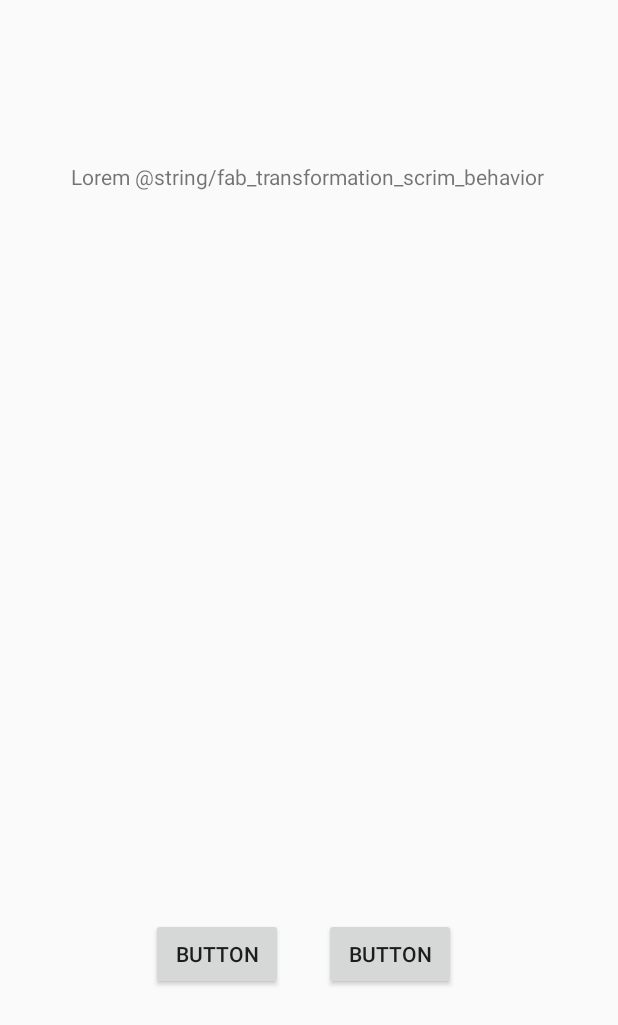
After one commit to andrealcalde98/T25Alpha_Android, an Android app: the layout jueves.xml on its own in the app's theme, with its tools: preview values and no code run, on a phone screen of 412 x 824 dp. The commit adds this screen. Shown: the top 1025 px of the screen. Run offline under Robolectric (Android 15) with nearby library versions, the phone set to English and light mode, and no system bars.

Commit message:
tabbed en los dias completado, a falta de concretar diseño i funciones-2 cambio de nombre app y strings restantes a añadidos en los 3 idiomas

```diff
--- /dev/null
+++ b/app/src/main/res/layout/jueves.xml
@@ -0,0 +1,42 @@
+<?xml version="1.0" encoding="utf-8"?>
+<android.support.constraint.ConstraintLayout xmlns:android="http://schemas.android.com/apk/res/android"
+    xmlns:app="http://schemas.android.com/apk/res-auto"
+    xmlns:tools="http://schemas.android.com/tools"
+    android:layout_width="match_parent"
+    android:layout_height="match_parent"
+    tools:context=".Dias$Fragment4">
+
+    <TextView
+        android:id="@+id/textView2"
+        android:layout_width="wrap_content"
+        android:layout_height="wrap_content"
+        android:layout_marginTop="108dp"
+        android:text="Lorem @string/fab_transformation_scrim_behavior"
+        app:layout_constraintEnd_toEndOf="parent"
+        app:layout_constraintHorizontal_bias="0.493"
+        app:layout_constraintStart_toStartOf="parent"
+        app:layout_constraintTop_toTopOf="parent" />
+
+    <Button
+        android:id="@+id/button6"
+        android:layout_width="wrap_content"
+        android:layout_height="wrap_content"
+        android:layout_marginEnd="27dp"
+        android:text="Button"
+        app:layout_constraintBaseline_toBaselineOf="@+id/button7"
+        app:layout_constraintEnd_toStartOf="@+id/button7"
+        app:layout_constraintHorizontal_chainStyle="packed"
+        app:layout_constraintStart_toStartOf="parent" />
+
+    <Button
+        android:id="@+id/button7"
+        android:layout_width="wrap_content"
+        android:layout_height="wrap_content"
+        android:layout_marginEnd="8dp"
+        android:layout_marginBottom="164dp"
+        android:text="Button"
+        app:layout_constraintBottom_toBottomOf="parent"
+        app:layout_constraintEnd_toEndOf="parent"
+        app:layout_constraintStart_toEndOf="@+id/button6" />
+
+</android.support.constraint.ConstraintLayout>
--- a/app/src/main/res/values/strings.xml
+++ b/app/src/main/res/values/strings.xml
@@ -1,5 +1,5 @@
 <resources>
-    <string name="app_name" translatable="false">T25Alpha</string>
+    <string name="app_name" translatable="false">Rehabilita't</string>
     <string name="txtOlvideContrasena">Has oblidat la teva contrasenya?</string>
     <string name="txt_comentario_restablecer_contrasena">Per restablir contrasenya fes servir el numero de telfon o email</string>
     <string name="staturday" translatable="false">Staturday</string>
@@ -22,9 +22,10 @@
     <string name="buscar">Cerca</string>
     <string name="semana">Setmana</string>
     <string name="edita">Edita</string>
-    <string name="title_activity_dias">Dias</string>
+    <string name="title_activity_dias">Dies</string>
     <string name="action_settings">Opcions</string>
 
 
 
+
 </resources>
```
Also changed, not shown: app/src/main/java/com/example/t25alpha/Dias.java (+98 -5 lines), app/src/main/res/layout/miercoles.xml (added, +42 -0 lines), app/src/main/res/layout/viernes.xml (added, +8 -0 lines), 3 other files.
